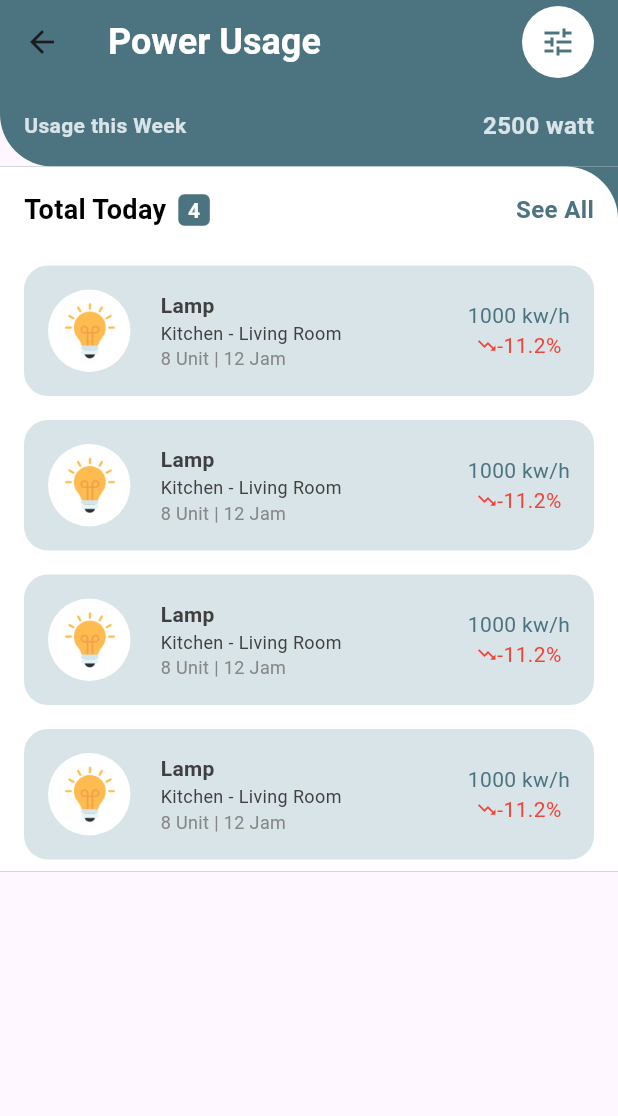
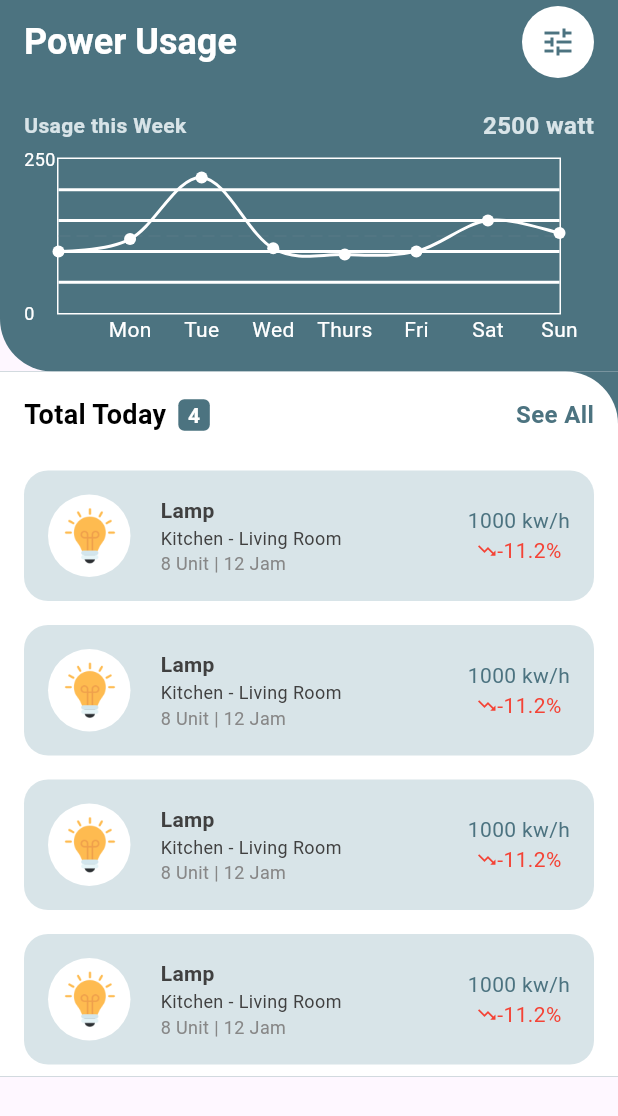
Before and after one commit to ashraful1003/Smart-Home, a Flutter app: the UsageScreen screen opened directly, on a phone screen of 412 x 824 dp. Shown: the top 1116 px of the screen. Run offline on Flutter 3.47's test engine with Material 2 defaults, Android fonts, the phone set to English and light mode, and no system bars; drawn by our look-alikes of fl_chart; our stand-ins replace dotted_border.

Commit message:
BarChart Added

```diff
--- a/lib/main.dart
+++ b/lib/main.dart
@@ -25,7 +25,7 @@ class MyApp extends StatelessWidget {
         colorScheme: ColorScheme.fromSeed(seedColor: Colors.deepPurple),
         useMaterial3: true,
       ),
-      home: HomeScreen(),
+      home: UsageScreen(),
     );
   }
 }
--- /dev/null
+++ b/lib/model/barchart_model.dart
@@ -0,0 +1,23 @@
+import 'package:collection/collection.dart';
+
+class BarChartModel {
+  double x, y;
+
+  BarChartModel({required this.x, required this.y});
+}
+
+List<BarChartModel> get barchartPoints {
+  final data = [60,70, 145, 80, 55, 55, 110, 95];
+  return data
+      .mapIndexed(((index, element) =>
+          BarChartModel(x: index.toDouble(), y: element.toDouble())))
+      .toList();
+}
+
+List<BarChartModel> get usagechartPoints {
+  final data = [100,120,220,105,95,100,150,130];
+  return data
+      .mapIndexed(((index, element) =>
+          BarChartModel(x: index.toDouble(), y: element.toDouble())))
+      .toList();
+}
--- a/lib/views/landing_screen.dart
+++ b/lib/views/landing_screen.dart
@@ -1,6 +1,5 @@
 import 'package:flutter/material.dart';
 import 'package:flutter/services.dart';
-import 'package:google_nav_bar/google_nav_bar.dart';
 import 'package:smart_home/constants.dart';
 import 'package:smart_home/views/home/home_screen.dart';
 import 'package:smart_home/views/smart_mode/smart_mode_screen.dart';
--- /dev/null
+++ b/lib/views/usage/usage_chart.dart
@@ -0,0 +1,114 @@
+import 'package:fl_chart/fl_chart.dart';
+import 'package:flutter/material.dart';
+
+import '../../model/barchart_model.dart';
+
+class UsageChart extends StatelessWidget {
+  UsageChart({Key? key, required this.points}) : super(key: key);
+
+  List<BarChartModel> points;
+
+  @override
+  Widget build(BuildContext context) {
+    return AspectRatio(
+        aspectRatio: 3,
+        child: LineChart(LineChartData(
+            minX: 0,
+            maxX: 7,
+            minY: 0,
+            maxY: 250,
+            extraLinesData: ExtraLinesData(horizontalLines: [
+              HorizontalLine(y: 100, color: Colors.white),
+              HorizontalLine(y: 50, color: Colors.white),
+              HorizontalLine(y: 150, color: Colors.white),
+              HorizontalLine(y: 200, color: Colors.white),
+            ]),
+            borderData: FlBorderData(border: Border.all(color: Colors.white)),
+            gridData:
+                FlGridData(drawHorizontalLine: true, drawVerticalLine: false),
+            titlesData: FlTitlesData(
+              bottomTitles: AxisTitles(sideTitles: _bottomTitles),
+              leftTitles: AxisTitles(sideTitles: _leftTitles),
+              topTitles: AxisTitles(sideTitles: SideTitles(showTitles: false)),
+              rightTitles: AxisTitles(sideTitles: _rightTitles),
+            ),
+            lineBarsData: [
+              LineChartBarData(
+                  spots: points.map((e) => FlSpot(e.x, e.y)).toList(),
+                  isCurved: true,
+                  color: Colors.white,
+                  dotData: FlDotData(show: true)),
+            ])));
+  }
+
+  SideTitles get _bottomTitles => SideTitles(
+        showTitles: true,
+        getTitlesWidget: (value, meta) {
+          String text = '';
+          switch (value.toInt()) {
+            case 1:
+              text = 'Mon';
+              break;
+            case 2:
+              text = 'Tue';
+              break;
+            case 3:
+              text = 'Wed';
+              break;
+            case 4:
+              text = 'Thurs';
+              break;
+            case 5:
+              text = 'Fri';
+              break;
+            case 6:
+              text = 'Sat';
+              break;
+            case 7:
+              text = 'Sun';
+              break;
+          }
+
+          return Text(text, style: TextStyle(color: Colors.white));
+        },
+      );
+
+  SideTitles get _leftTitles => SideTitles(
+        showTitles: true,
+        getTitlesWidget: (value, meta) {
+          String text = '';
+          switch (value.toInt()) {
+            case 0:
+              text = '0';
+              break;
+            case 50:
+              text = '50';
+              break;
+            case 100:
+              text = '100';
+              break;
+            case 150:
+              text = '150';
+              break;
+            case 200:
+              text = '200';
+              break;
+            case 250:
+              text = '250';
+              break;
+          }
+
+          return Text(text,
+              style: TextStyle(color: Colors.white, fontSize: 12));
+        },
+      );
+
+  SideTitles get _rightTitles => SideTitles(
+        showTitles: true,
+        getTitlesWidget: (value, meta) {
+          String text = '';
+          return Text(text,
+              style: TextStyle(color: Colors.white, fontSize: 12));
+        },
+      );
+}
--- a/lib/views/usage/usage_screen.dart
+++ b/lib/views/usage/usage_screen.dart
@@ -1,9 +1,12 @@
 import 'package:flutter/material.dart';
 import 'package:smart_home/views/usage/usage_card.dart';
+import 'package:smart_home/views/usage/usage_chart.dart';
 
 import '../../constants.dart';
+import '../../model/barchart_model.dart';
 import '../common_widget/see_all.dart';
 import '../common_widget/text_widget.dart';
+import '../detail_room/bar_chart.dart';
 
 class UsageScreen extends StatelessWidget {
   const UsageScreen({Key? key}) : super(key: key);
@@ -34,7 +37,7 @@ class UsageScreen extends StatelessWidget {
               )),
         ],
       ),
-      body: Container(
+      body: SingleChildScrollView(
         child: Column(
           children: [
             Container(
@@ -61,6 +64,10 @@ class UsageScreen extends StatelessWidget {
                           color: hexToColor(roombg)),
                     ],
                   ),
+                  SizedBox(
+                    height: 10,
+                  ),
+                  UsageChart(points: usagechartPoints),
                 ],
               ),
             ),
@@ -87,6 +94,7 @@ class UsageScreen extends StatelessWidget {
                         )),
                     ListView.builder(
                         shrinkWrap: true,
+                        physics: NeverScrollableScrollPhysics(),
                         itemCount: 4,
                         itemBuilder: (context, index) {
                           return UsageCard();
--- a/pubspec.yaml
+++ b/pubspec.yaml
@@ -35,8 +35,8 @@ dependencies:
   # The following adds the Cupertino Icons font to your application.
   # Use with the CupertinoIcons class for iOS style icons.
   cupertino_icons: ^1.0.2
-  google_nav_bar: ^5.0.6
   dotted_border: ^2.0.0+3
+  fl_chart: ^0.62.0
 
 dev_dependencies:
   flutter_test:
```
Also changed, not shown: lib/views/detail_room/bar_chart.dart (added, +101 -0 lines), lib/views/detail_room/detail_room_screen.dart (+8 -12 lines), lib/views/home/home_screen.dart (+11 -8 lines), pubspec.lock.
